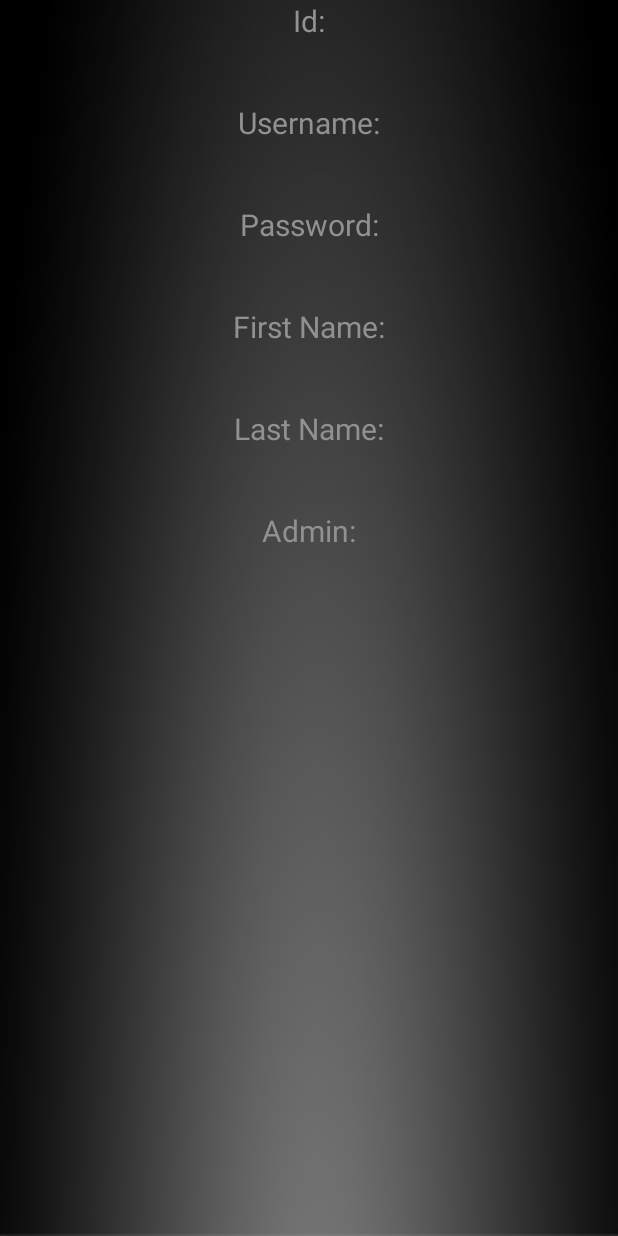
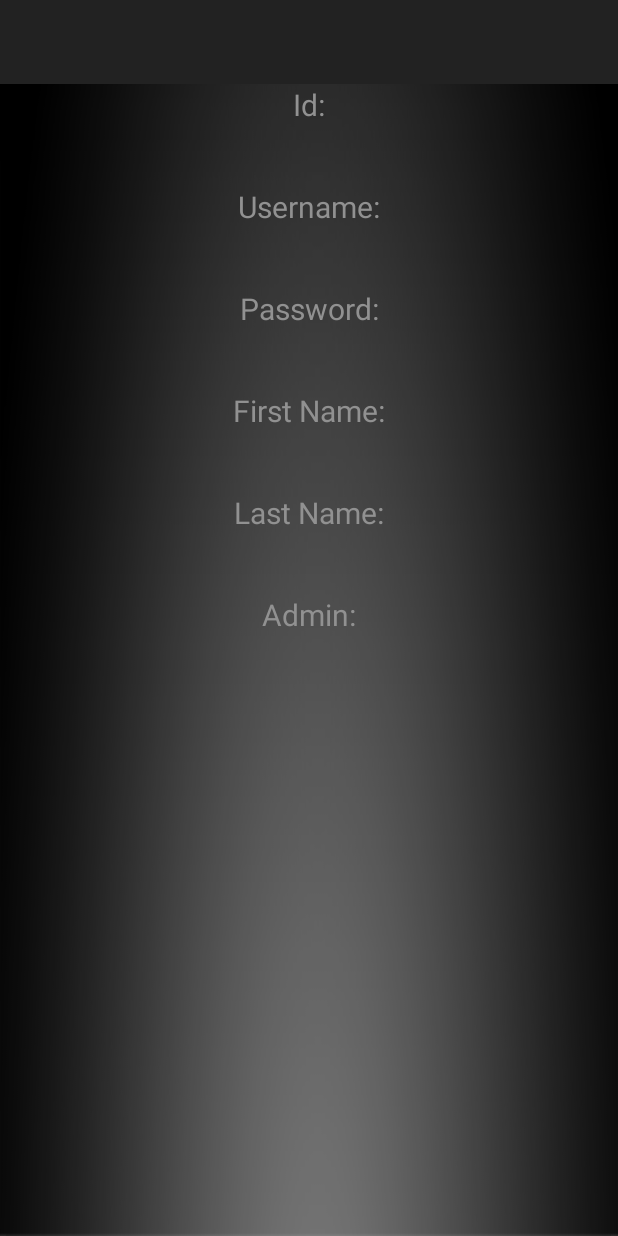
Before and after one commit to Voidbezdagon/android-420, an Android app: the layout activity_user_detailes.xml on its own in the app's theme, with its tools: preview values and no code run, on a phone screen of 412 x 824 dp. Run offline under Robolectric (Android 15) with nearby library versions, the phone set to English and light mode, and no system bars; network calls fail.

Commit message:
userDet menu

```diff
--- a/app/src/main/java/cm/com/teamscheduler/app/app/activity_user.java
+++ b/app/src/main/java/cm/com/teamscheduler/app/app/activity_user.java
@@ -117,7 +117,7 @@ public class activity_user extends AppCompatActivity {
                                 user.setPassword(response.getJSONObject(i).getString("password"));
                                 user.setAdmin(Boolean.parseBoolean(response.getJSONObject(i).getString("admin")));
                                 users.add(i,user);
-                                displayList.add(i,user.getFirstname() + " " + user.getPassword() + " " + user.getAdmin());
+                                displayList.add(i,user.getFirstname() + " " + user.getPassword());
                             }
                             //t.setText(response.getJSONObject(1).getString("username") + " e golqm " + response.getJSONObject(0).getString("password"));
                         } catch (JSONException e) {
--- a/app/src/main/res/layout/activity_user_detailes.xml
+++ b/app/src/main/res/layout/activity_user_detailes.xml
@@ -1,10 +1,20 @@
 <?xml version="1.0" encoding="utf-8"?>
-<LinearLayout xmlns:android="http://schemas.android.com/apk/res/android"
+<android.support.v4.widget.DrawerLayout
+    xmlns:android="http://schemas.android.com/apk/res/android"
+    android:id="@+id/drawer_layout"
+    android:layout_width="match_parent"
+    android:layout_height="match_parent">
+
+<RelativeLayout xmlns:android="http://schemas.android.com/apk/res/android"
     android:orientation="vertical" android:layout_width="match_parent"
     android:layout_height="match_parent"
     android:weightSum="1"
     android:background="@drawable/bg"
     >
+
+    <include layout="@layout/toolbar"
+        android:id="@+id/toolbar"/>
+
     <TextView
         android:layout_width="match_parent"
         android:layout_height="wrap_content"
@@ -12,7 +22,8 @@
         android:textColor="#919191"
         android:text="Id:"
         android:textSize="20sp"
-        android:textAlignment="center"/>
+        android:textAlignment="center"
+        android:layout_below="@+id/toolbar"/>
     <TextView
         android:layout_width="match_parent"
         android:layout_height="wrap_content"
@@ -20,7 +31,8 @@
         android:textColor="#FFFFFF"
         android:text=""
         android:textSize="30sp"
-        android:textAlignment="center"/>
+        android:textAlignment="center"
+        android:layout_below="@+id/user_id_label"/>
 
     <TextView
         android:layout_width="match_parent"
@@ -29,7 +41,8 @@
         android:textColor="#919191"
         android:text="Username:"
         android:textSize="20sp"
-        android:textAlignment="center"/>
+        android:textAlignment="center"
+        android:layout_below="@+id/user_id"/>
     <TextView
         android:layout_width="match_parent"
         android:layout_height="wrap_content"
@@ -37,7 +50,8 @@
         android:textColor="#FFFFFF"
         android:text=""
         android:textSize="30sp"
-        android:textAlignment="center"/>
+        android:textAlignment="center"
+        android:layout_below="@+id/user_username_label"/>
 
     <TextView
         android:layout_width="match_parent"
@@ -46,7 +60,8 @@
         android:textColor="#919191"
         android:text="Password:"
         android:textSize="20sp"
-        android:textAlignment="center"/>
+        android:textAlignment="center"
+        android:layout_below="@+id/user_username"/>
     <TextView
         android:layout_width="match_parent"
         android:layout_height="wrap_content"
@@ -54,7 +69,8 @@
         android:textColor="#FFFFFF"
         android:text=""
         android:textSize="30sp"
-        android:textAlignment="center"/>
+        android:textAlignment="center"
+        android:layout_below="@+id/user_password_label"/>
 
     <TextView
         android:layout_width="match_parent"
@@ -63,7 +79,8 @@
         android:textColor="#919191"
         android:text="First Name:"
         android:textSize="20sp"
-        android:textAlignment="center"/>
+        android:textAlignment="center"
+        android:layout_below="@+id/user_password"/>
     <TextView
         android:layout_width="match_parent"
         android:layout_height="wrap_content"
@@ -71,7 +88,8 @@
         android:textColor="#FFFFFF"
         android:text=""
         android:textSize="30sp"
-        android:textAlignment="center"/>
+        android:textAlignment="center"
+        android:layout_below="@id/user_firstname_label"/>
 
     <TextView
         android:layout_width="match_parent"
@@ -80,7 +98,8 @@
         android:textColor="#919191"
         android:text="Last Name:"
         android:textSize="20sp"
-        android:textAlignment="center"/>
+        android:textAlignment="center"
+        android:layout_below="@id/user_firstname"/>
     <TextView
         android:layout_width="match_parent"
         android:layout_height="wrap_content"
@@ -88,7 +107,8 @@
         android:textColor="#FFFFFF"
         android:text=""
         android:textSize="30sp"
-        android:textAlignment="center"/>
+        android:textAlignment="center"
+        android:layout_below="@id/user_lastname_label"/>
 
     <TextView
         android:layout_width="match_parent"
@@ -97,7 +117,8 @@
         android:textColor="#919191"
         android:text="Admin:"
         android:textSize="20sp"
-        android:textAlignment="center"/>
+        android:textAlignment="center"
+        android:layout_below="@+id/user_lastname"/>
     <TextView
         android:layout_width="match_parent"
         android:layout_height="wrap_content"
@@ -105,6 +126,17 @@
         android:textColor="#FFFFFF"
         android:text=""
         android:textSize="30sp"
-        android:textAlignment="center"/>
+        android:textAlignment="center"
+        android:layout_below="@+id/user_admin_label"/>
 
-</LinearLayout>
+</RelativeLayout>
+    <ListView android:id="@+id/left_drawer"
+        android:layout_width="240dp"
+        android:layout_height="match_parent"
+        android:layout_gravity="start"
+        android:choiceMode="singleChoice"
+        android:divider="@android:color/transparent"
+        android:dividerHeight="15sp"
+        android:background="#333333"
+        android:paddingTop="15sp" />
+    </android.support.v4.widget.DrawerLayout>
```
Also changed, not shown: app/src/main/java/cm/com/teamscheduler/app/app/activity_user_detailes.java (+69 -5 lines), app/src/main/res/drawable/Calendar-Time.png (added), app/src/main/res/drawable/users.png (added).
